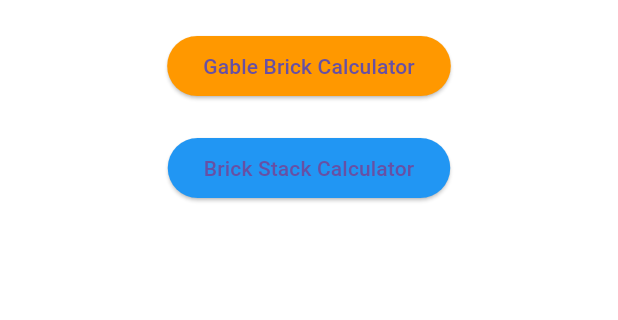
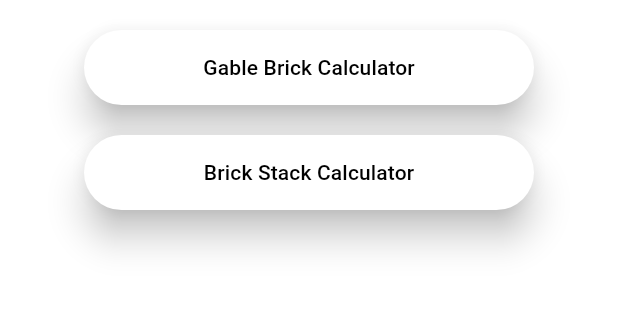
Before and after one commit to cnewtonharris/brickieapp, a Flutter app: the screen it shows after launch, on a phone screen of 412 x 824 dp, the part 84-404 px from its top. Run offline on Flutter 3.47's test engine with Material 3 defaults, Android fonts, the light colour scheme and no system bars.

Commit message:
added buttonstyle variable to define attributes for all buttons

```diff
--- a/lib/homepage.dart
+++ b/lib/homepage.dart
@@ -1,3 +1,4 @@
+import 'package:brickieapp/brickstackcalculator.dart';
 import 'package:flutter/material.dart';
 import 'package:flutter/services.dart';
 import 'package:brickieapp/gablebrickcalculator.dart';
@@ -6,8 +7,20 @@ import 'package:brickieapp/gablebrickcalculator.dart';
 class Homepage extends StatelessWidget {
   const Homepage({super.key});
 
+
+
   @override
   Widget build(BuildContext context) {
+
+    var buttonStyle = ButtonStyle(
+      backgroundColor: WidgetStatePropertyAll<Color>(Colors.white),
+      foregroundColor: WidgetStatePropertyAll<Color>(Colors.black),
+      shadowColor: WidgetStatePropertyAll<Color>(Colors.black),
+      elevation: WidgetStatePropertyAll<double>(10),
+      maximumSize: WidgetStatePropertyAll<Size>(Size(300, 50)),
+      minimumSize: WidgetStatePropertyAll<Size>(Size(300, 50)),
+    );
+
     return Scaffold(
       appBar: AppBar(
         title: Text("Brickie Wiki"),
@@ -17,16 +30,16 @@ class Homepage extends StatelessWidget {
           Center(
           ),
           SizedBox(height: 20),
-          ElevatedButton(style: ButtonStyle(backgroundColor: WidgetStatePropertyAll<Color>(Colors.orange),),
+          ElevatedButton(style: buttonStyle,
             onPressed: () {
               Navigator.push(context, MaterialPageRoute(builder: (context) => Gablebrickcalculator()));
             },
             child: Text("Gable Brick Calculator"),
           ),
           SizedBox(height: 20),
-          ElevatedButton(style: ButtonStyle(backgroundColor: WidgetStatePropertyAll<Color>(Colors.blue)),
+          ElevatedButton(style: buttonStyle,
             onPressed: () {
-              Navigator.push(context, MaterialPageRoute(builder: (context) => Gablebrickcalculator()));
+              Navigator.push(context, MaterialPageRoute(builder: (context) => Brickstackcalculator( )));
             },
             child: Text("Brick Stack Calculator"),
           )
```
Also changed, not shown: lib/brickstackcalculator.dart (+14 -0 lines).
